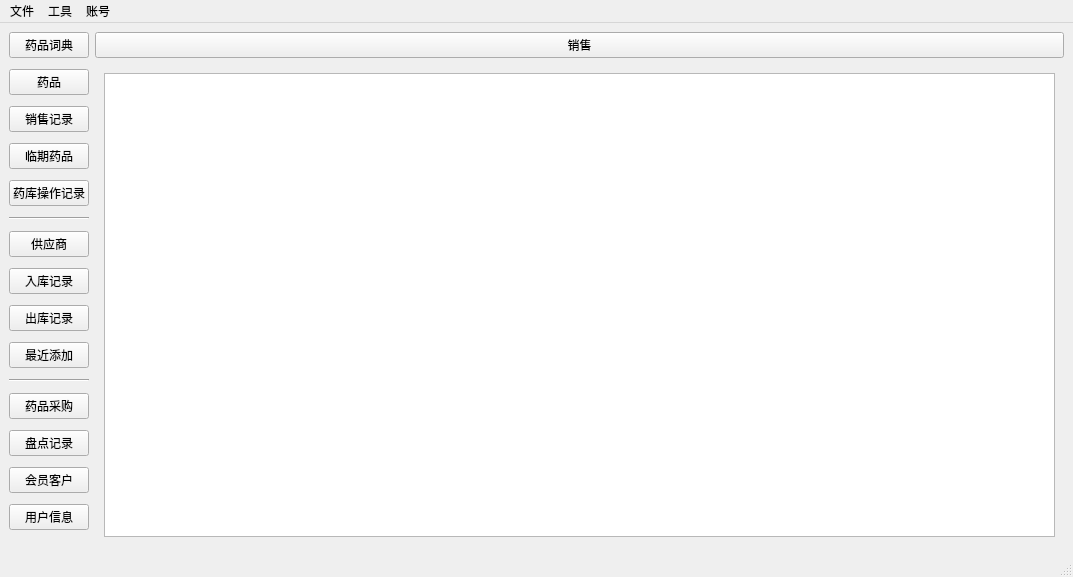
First picture: the form in ui_app/mainwondows.ui, repository live1089/pharmacy_system, before the edit.
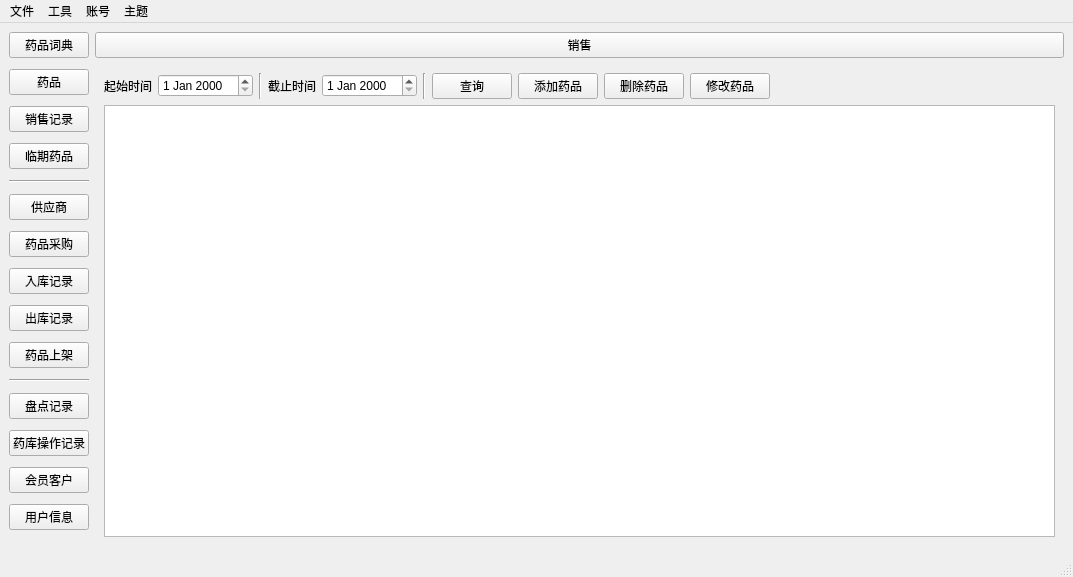
Second picture: the form after the edit. The open tabs and pages were chosen to show the change. Icons and pictures are not drawn.

Patch:
```diff
--- a/ui_app/mainwondows.ui
+++ b/ui_app/mainwondows.ui
@@ -54,13 +54,6 @@
         </property>
        </widget>
       </item>
-      <item>
-       <widget class="QPushButton" name="pharmacy_operation_record">
-        <property name="text">
-         <string>药库操作记录</string>
-        </property>
-       </widget>
-      </item>
       <item>
        <widget class="Line" name="line_2">
         <property name="lineWidth">
@@ -78,6 +71,13 @@
         </property>
        </widget>
       </item>
+      <item>
+       <widget class="QPushButton" name="medicine_purchase">
+        <property name="text">
+         <string>药品采购</string>
+        </property>
+       </widget>
+      </item>
       <item>
        <widget class="QPushButton" name="drug_inbound">
         <property name="text">
@@ -104,7 +104,7 @@
       <item>
        <widget class="QPushButton" name="recently_added">
         <property name="text">
-         <string>最近添加</string>
+         <string>药品上架</string>
         </property>
        </widget>
       </item>
@@ -115,13 +115,6 @@
         </property>
        </widget>
       </item>
-      <item>
-       <widget class="QPushButton" name="medicine_purchase">
-        <property name="text">
-         <string>药品采购</string>
-        </property>
-       </widget>
-      </item>
       <item>
        <widget class="QPushButton" name="inventory_record">
         <property name="text">
@@ -129,6 +122,13 @@
         </property>
        </widget>
       </item>
+      <item>
+       <widget class="QPushButton" name="pharmacy_operation_record">
+        <property name="text">
+         <string>药库操作记录</string>
+        </property>
+       </widget>
+      </item>
       <item>
        <widget class="QPushButton" name="member_customer">
         <property name="text">
@@ -964,8 +964,87 @@
          <layout class="QGridLayout" name="gridLayout_23">
           <item row="0" column="0">
            <layout class="QGridLayout" name="gridLayout_21">
+            <item row="1" column="0">
+             <widget class="QTableView" name="drugs_on_shelves_tableView"/>
+            </item>
             <item row="0" column="0">
-             <widget class="QTableView" name="recently_added_tableView"/>
+             <layout class="QHBoxLayout" name="horizontalLayout_13">
+              <item>
+               <widget class="QLabel" name="label_16">
+                <property name="text">
+                 <string>起始时间</string>
+                </property>
+               </widget>
+              </item>
+              <item>
+               <widget class="QDateEdit" name="purchase_order_dateEdit_start_2"/>
+              </item>
+              <item>
+               <widget class="Line" name="line_15">
+                <property name="orientation">
+                 <enum>Qt::Orientation::Vertical</enum>
+                </property>
+               </widget>
+              </item>
+              <item>
+               <widget class="QLabel" name="label_17">
+                <property name="text">
+                 <string>截止时间</string>
+                </property>
+               </widget>
+              </item>
+              <item>
+               <widget class="QDateEdit" name="purchase_order_dateEdit_deadline_2"/>
+              </item>
+              <item>
+               <widget class="Line" name="line_16">
+                <property name="orientation">
+                 <enum>Qt::Orientation::Vertical</enum>
+                </property>
+               </widget>
+              </item>
+              <item>
+               <widget class="QPushButton" name="shelves_select_btn">
+                <property name="text">
+                 <string>查询</string>
+                </property>
+               </widget>
+              </item>
+              <item>
+               <widget class="QPushButton" name="shelves_add_btn">
+                <property name="text">
+                 <string>添加药品</string>
+                </property>
+               </widget>
+              </item>
+              <item>
+               <widget class="QPushButton" name="shelves_del_btn">
+                <property name="text">
+                 <string>删除药品</string>
+                </property>
+               </widget>
+              </item>
+              <item>
+               <widget class="QPushButton" name="shelves_mod_btn">
+                <property name="text">
+                 <string>修改药品</string>
+                </property>
+               </widget>
+              </item>
+              <item>
+               <spacer name="horizontalSpacer_10">
+                <property name="orientation">
+                 <enum>Qt::Orientation::Horizontal</enum>
+                </property>
+                <property name="sizeHint" stdset="0">
+                 <size>
+                  <width>40</width>
+                  <height>20</height>
+                 </size>
+                </property>
+               </spacer>
+              </item>
+             </layout>
             </item>
            </layout>
           </item>
@@ -1181,9 +1260,17 @@
     </property>
     <addaction name="actionfg"/>
    </widget>
+   <widget class="QMenu" name="menu_4">
+    <property name="title">
+     <string>主题</string>
+    </property>
+    <addaction name="actiond"/>
+    <addaction name="actionlight"/>
+   </widget>
    <addaction name="menu"/>
    <addaction name="menu_2"/>
    <addaction name="menu_3"/>
+   <addaction name="menu_4"/>
   </widget>
   <widget class="QStatusBar" name="statusbar"/>
   <action name="actionout">
```
Left out of the diff: 26 changed lines with no effect on the pictures.
